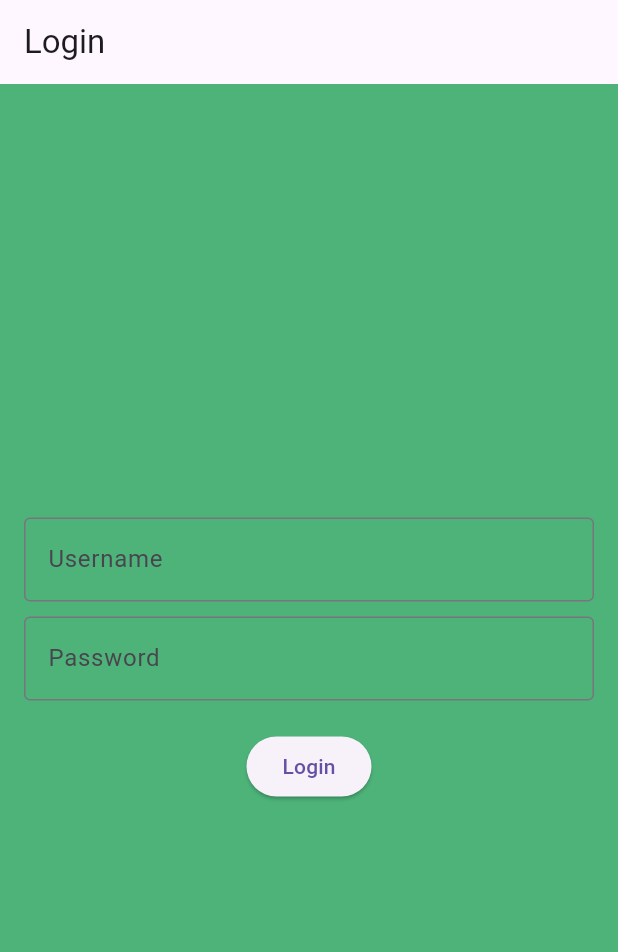
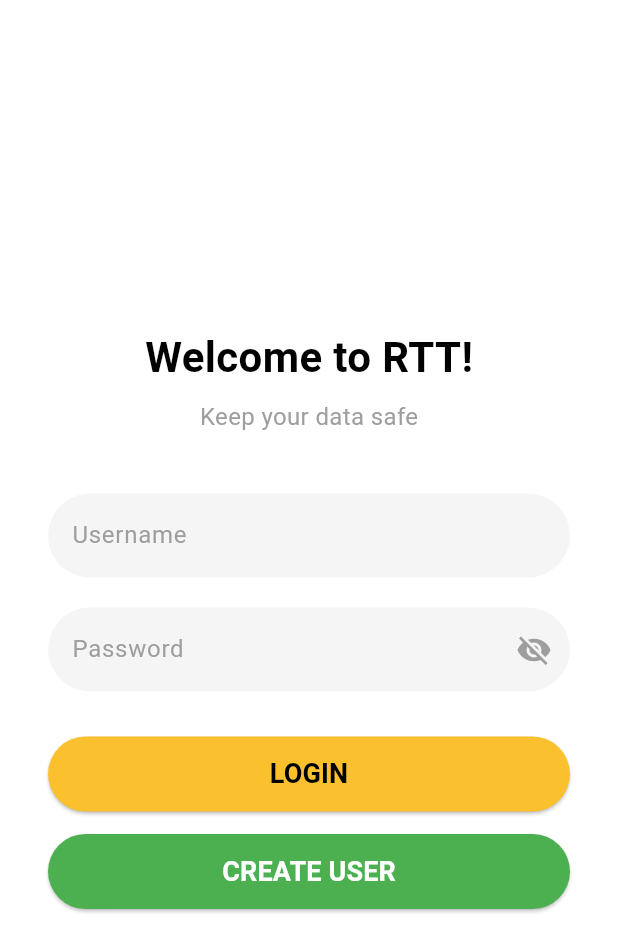
Before and after one commit to ChicoState/redeemingtime, a Flutter app: the screen it shows after launch, on a phone screen of 412 x 824 dp. Shown: the top 952 px of the screen. Run offline on Flutter 3.47's test engine with Material 3 defaults, Android fonts, the light colour scheme and no system bars; our stand-ins replace fl_chart, pie_chart, shared_preferences.

Commit message:
Update login.dart

```diff
--- a/rtt_frontend/lib/pages/login.dart
+++ b/rtt_frontend/lib/pages/login.dart
@@ -1,6 +1,8 @@
 import 'package:flutter/material.dart';
 import 'package:http/http.dart' as http;
 import 'dart:convert';
+import '../classes.dart'; // Needed to build UserClass
+import 'home.dart';       // Navigate to HomePage after login
 
 class LoginScreen extends StatefulWidget {
   const LoginScreen({super.key});
@@ -12,44 +14,116 @@ class LoginScreen extends StatefulWidget {
 class _LoginScreenState extends State<LoginScreen> {
   final TextEditingController _usernameController = TextEditingController();
   final TextEditingController _passwordController = TextEditingController();
-  bool _isLoading = false; // For loading indicator
+  bool _isLoading = false;
+  bool _obscurePassword = true;
 
-  // Replace with your API URL
-  final String apiUrl = "https://example.com/api/login";
+  final String baseUrl = "http://localhost:8000"; // For Chrome testing
 
-  Future<void> _login() async {
+  Future<List<GoalsClass>> fetchGoals(String username, String password) async {
+    String basicAuth = 'Basic ' + base64Encode(utf8.encode('$username:$password'));
+
+    final response = await http.get(
+      Uri.parse("$baseUrl/goals/"),
+      headers: {
+        "Authorization": basicAuth,
+      },
+    );
+
+    if (response.statusCode == 200) {
+      List<dynamic> goalsJson = jsonDecode(response.body);
+
+      List<GoalsClass> goals = goalsJson.map((goal) => GoalsClass(
+        goal: goal['description'],      // Using 'description' for goal text
+        timeCost: (goal['timeCost'] ?? 0).toDouble(),
+        weekDay: (goal['weekday'] ?? 1),
+        tag: 0,                         // Default tag for now
+      )).toList();
+
+      return goals;
+    } else if (response.statusCode == 404) {
+      return []; // No goals yet
+    } else {
+      throw Exception("Failed to load goals from server");
+    }
+  }
+
+  void _saveCredentialsAndNavigate() async {
+    final username = _usernameController.text;
+    final password = _passwordController.text;
+
+    if (username.isEmpty || password.isEmpty) {
+      _showErrorDialog("Username and password cannot be empty.");
+      return;
+    }
+
     setState(() {
-      _isLoading = true; // Show loading indicator
+      _isLoading = true;
+    });
+
+    try {
+      // Check login and get goals
+      List<GoalsClass> userGoals = await fetchGoals(username, password);
+
+      UserClass user = UserClass(
+        username: username,
+        email: '',
+        password: password,
+        totalHoursScore: 0,
+        weeklyHoursStats: [],
+        friends: [],
+        weeklyGoals: userGoals,
+      );
+
+      Navigator.pushReplacement(
+        context,
+        MaterialPageRoute(
+          builder: (context) => HomePage(user: user),
+        ),
+      );
+    } catch (error) {
+      _showErrorDialog("Login failed. Please try again.");
+    } finally {
+      setState(() {
+        _isLoading = false;
+      });
+    }
+  }
+
+  Future<void> _register() async {
+    final username = _usernameController.text;
+    final password = _passwordController.text;
+
+    if (username.isEmpty || password.isEmpty) {
+      _showErrorDialog("Username and password cannot be empty.");
+      return;
+    }
+
+    setState(() {
+      _isLoading = true;
     });
 
     try {
       final response = await http.post(
-        Uri.parse(apiUrl),
+        Uri.parse("$baseUrl/register/"),
         headers: {
           "Content-Type": "application/json",
         },
         body: jsonEncode({
-          "username": _usernameController.text,
-          "password": _passwordController.text,
+          "username": username,
+          "password": password,
         }),
       );
 
       if (response.statusCode == 200) {
-        final data = jsonDecode(response.body);
-        print("✅ Login successful: ${data['message']}");
-
-        // Navigate to home page after login
-        Navigator.pushReplacementNamed(context, '/home');
+        _showSuccessDialog("User created successfully! You can now login.");
       } else {
-        print("❌ Login failed: ${response.body}");
-        _showErrorDialog("Invalid username or password");
+        _showErrorDialog("Registration failed. Try a different username.");
       }
     } catch (error) {
-      print("⚠️ Error: $error");
-      _showErrorDialog("Something went wrong. Try again later.");
+      _showErrorDialog("Could not connect to server. Try again later.");
     } finally {
       setState(() {
-        _isLoading = false; // Hide loading indicator
+        _isLoading = false;
       });
     }
   }
@@ -59,7 +133,25 @@ class _LoginScreenState extends State<LoginScreen> {
       context: context,
       builder: (context) {
         return AlertDialog(
-          title: const Text("Login Failed"),
+          title: const Text("Error"),
+          content: Text(message),
+          actions: [
+            TextButton(
+              onPressed: () => Navigator.pop(context),
+              child: const Text("OK"),
+            ),
+          ],
+        );
+      },
+    );
+  }
+
+  void _showSuccessDialog(String message) {
+    showDialog(
+      context: context,
+      builder: (context) {
+        return AlertDialog(
+          title: const Text("Success"),
           content: Text(message),
           actions: [
             TextButton(
@@ -75,36 +167,130 @@ class _LoginScreenState extends State<LoginScreen> {
   @override
   Widget build(BuildContext context) {
     return Scaffold(
-      appBar: AppBar(title: const Text("Login")),
-      body: Padding(
-        padding: const EdgeInsets.all(16.0),
+      backgroundColor: Colors.white,
+      body: Center(
+        child: SingleChildScrollView(
+          padding: const EdgeInsets.symmetric(horizontal: 32),
           child: Column(
-          mainAxisAlignment: MainAxisAlignment.center,
+            crossAxisAlignment: CrossAxisAlignment.center,
             children: [
-            TextField(
-              controller: _usernameController,
-              decoration: const InputDecoration(
-                labelText: "Username",
-                border: OutlineInputBorder(),
+              const Text(
+                "Welcome to RTT!",
+                style: TextStyle(
+                  fontSize: 28,
+                  fontWeight: FontWeight.bold,
+                  color: Colors.black,
                 ),
               ),
-            const SizedBox(height: 10),
-            TextField(
-              controller: _passwordController,
-              obscureText: true,
-              decoration: const InputDecoration(
-                labelText: "Password",
-                border: OutlineInputBorder(),
+              const SizedBox(height: 8),
+              const Text(
+                "Keep your data safe",
+                style: TextStyle(
+                  fontSize: 16,
+                  color: Colors.grey,
                 ),
               ),
+              const SizedBox(height: 40),
+              _buildTextField(
+                controller: _usernameController,
+                label: "Username",
+                obscureText: false,
+              ),
               const SizedBox(height: 20),
+              _buildTextField(
+                controller: _passwordController,
+                label: "Password",
+                obscureText: _obscurePassword,
+                isPasswordField: true,
+              ),
+              const SizedBox(height: 30),
               _isLoading
-                ? const CircularProgressIndicator() // Show loading if true
-                : ElevatedButton(
-                    onPressed: _login,
-                    child: const Text("Login"),
+                  ? const CircularProgressIndicator()
+                  : Column(
+                      children: [
+                        ElevatedButton(
+                          onPressed: _saveCredentialsAndNavigate,
+                          style: ElevatedButton.styleFrom(
+                            backgroundColor: Colors.yellow[700],
+                            minimumSize: const Size.fromHeight(50),
+                            shape: RoundedRectangleBorder(
+                              borderRadius: BorderRadius.circular(30),
+                            ),
+                          ),
+                          child: const Text(
+                            "LOGIN",
+                            style: TextStyle(
+                              fontSize: 18,
+                              fontWeight: FontWeight.bold,
+                              color: Colors.black,
+                            ),
+                          ),
+                        ),
+                        const SizedBox(height: 15),
+                        ElevatedButton(
+                          onPressed: _register,
+                          style: ElevatedButton.styleFrom(
+                            backgroundColor: Colors.green,
+                            minimumSize: const Size.fromHeight(50),
+                            shape: RoundedRectangleBorder(
+                              borderRadius: BorderRadius.circular(30),
+                            ),
+                          ),
+                          child: const Text(
+                            "CREATE USER",
+                            style: TextStyle(
+                              fontSize: 18,
+                              fontWeight: FontWeight.bold,
+                              color: Colors.white,
+                            ),
+                          ),
                         ),
                       ],
+                    ),
+            ],
+          ),
+        ),
+      ),
+    );
+  }
+
+  Widget _buildTextField({
+    required TextEditingController controller,
+    required String label,
+    required bool obscureText,
+    bool isPasswordField = false,
+  }) {
+    return TextField(
+      controller: controller,
+      obscureText: obscureText,
+      decoration: InputDecoration(
+        filled: true,
+        fillColor: const Color(0xFFF5F5F5),
+        labelText: label,
+        labelStyle: const TextStyle(color: Colors.grey),
+        suffixIcon: isPasswordField
+            ? IconButton(
+                icon: Icon(
+                  obscureText ? Icons.visibility_off : Icons.visibility,
+                  color: Colors.grey,
+                ),
+                onPressed: () {
+                  setState(() {
+                    _obscurePassword = !_obscurePassword;
+                  });
+                },
+              )
+            : null,
+        enabledBorder: OutlineInputBorder(
+          borderSide: BorderSide.none,
+          borderRadius: BorderRadius.circular(30),
+        ),
+        focusedBorder: OutlineInputBorder(
+          borderSide: BorderSide(
+            color: Colors.yellow.shade700,
+            width: 2,
+          ),
+          borderRadius: BorderRadius.circular(30),
         ),
       ),
     );
```
Lines whose indentation alone changed are shown as unchanged.
